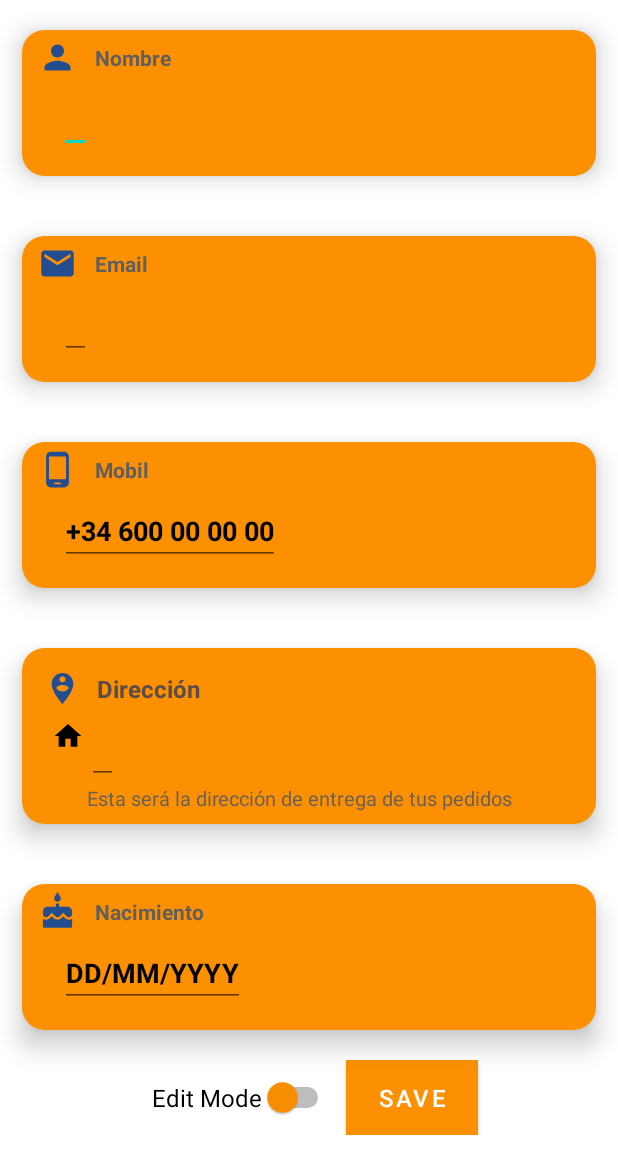
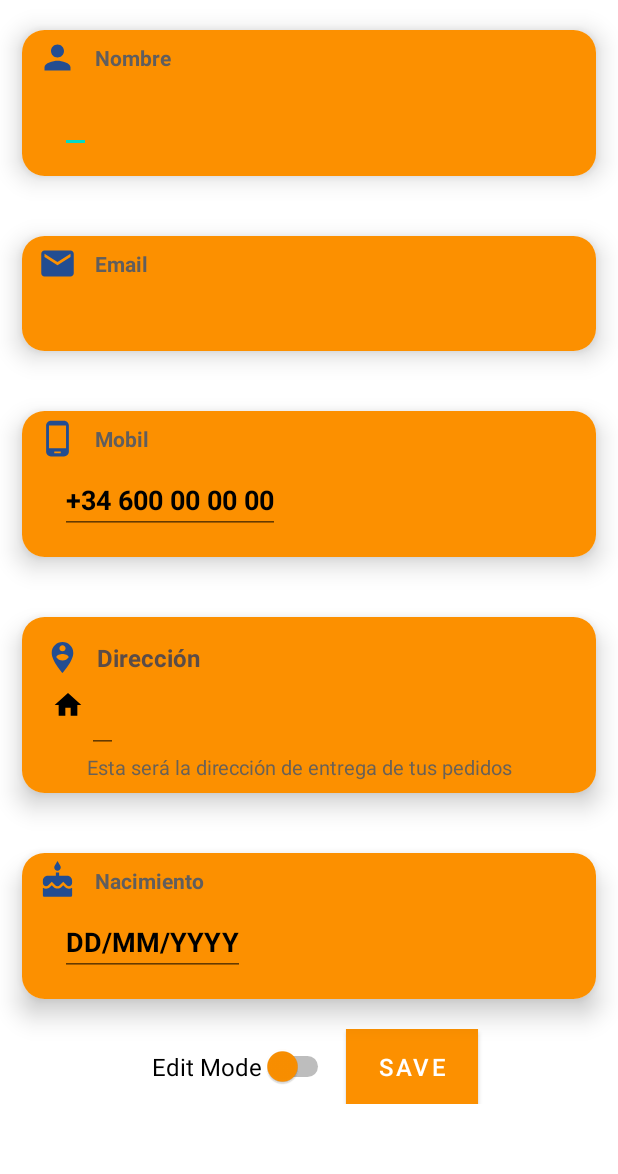
Before and after one commit to Shockynio/Trabajo_Final_Grupo_11_DAM, an Android app: the layout fragment_perfil.xml on its own in the app's theme, with its tools: preview values and no code run, on a phone screen of 412 x 824 dp. Shown: the top 1174 px of the screen. Run offline under Robolectric (Android 15) with nearby library versions, the light colour scheme and no system bars; network calls fail.

Commit message:
email textview

```diff
--- a/app/src/main/res/layout/perfil_email.xml
+++ b/app/src/main/res/layout/perfil_email.xml
@@ -42,7 +42,7 @@
 
         </LinearLayout>
 
-        <EditText
+        <TextView
             android:id="@+id/tv_pe_email2"
             android:layout_width="wrap_content"
             android:layout_height="wrap_content"
```
Also changed, not shown: app/src/main/java/com/example/trabajo_final_grupo_11_dam/Fragment/PerfilFragment.java (+7 -7 lines).
